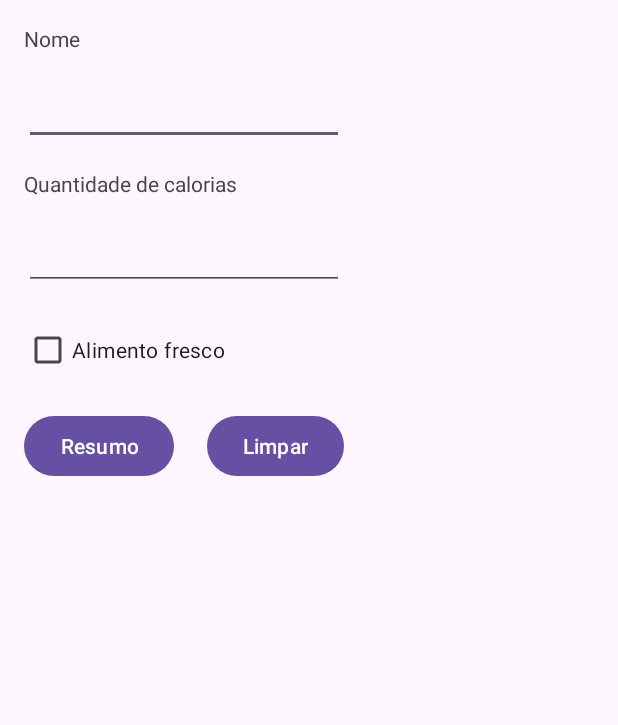
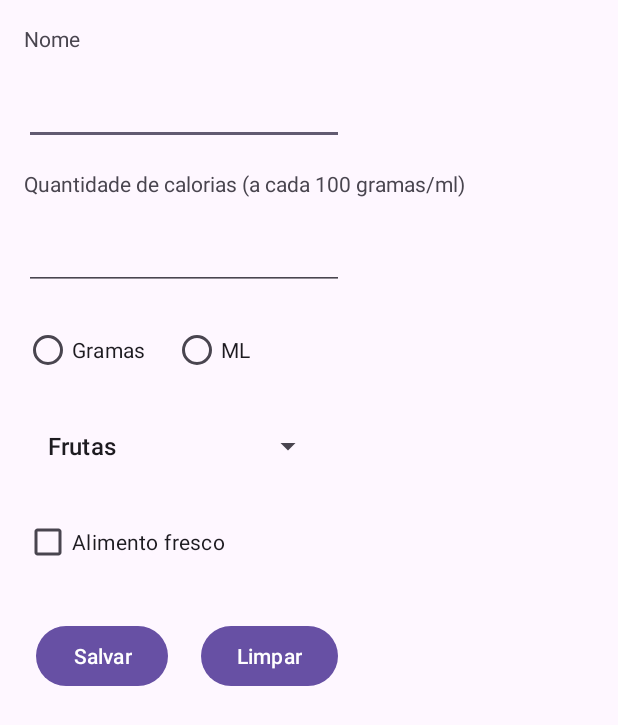
Before and after one commit to izasanches/diario-cal-app, an Android app: the screen it shows after launch (MainActivity), on a phone screen of 412 x 824 dp. Shown: the top 725 px of the screen. Run offline under Robolectric (Android 15) with nearby library versions, the phone set to English and light mode, and no system bars.

Commit message:
feat: add spinner

```diff
--- a/app/src/main/java/com/projeto/diariocal/MainActivity.java
+++ b/app/src/main/java/com/projeto/diariocal/MainActivity.java
@@ -2,16 +2,24 @@ package com.projeto.diariocal;
 
 import android.os.Bundle;
 import android.view.View;
+import android.widget.ArrayAdapter;
 import android.widget.CheckBox;
 import android.widget.EditText;
+import android.widget.RadioGroup;
+import android.widget.Spinner;
 import android.widget.Toast;
 
 import androidx.appcompat.app.AppCompatActivity;
+
+import java.util.ArrayList;
 
 public class MainActivity extends AppCompatActivity {
 
     private EditText editTextNome, editTextQuantidade;
     private CheckBox cbAlimentoFresco;
+
+    private RadioGroup radioGroupUnidadeMedida;
+    private Spinner spinnerCategoria;
 
     @Override
     protected void onCreate(Bundle savedInstanceState) {
@@ -21,12 +29,31 @@ public class MainActivity extends AppCompatActivity {
         editTextNome = findViewById(R.id.editTextNome);
         editTextQuantidade = findViewById(R.id.editTextQuantidade);
         cbAlimentoFresco = findViewById(R.id.checkBoxAliFresco);
+        radioGroupUnidadeMedida = findViewById(R.id.rgUnidadeMedida);
+        spinnerCategoria = findViewById(R.id.spinnerCategoria);
+
+        popularSpinner();
+    }
+
+    private void popularSpinner() {
+        ArrayList<String> lista = new ArrayList<>();
+
+        lista.add("Frutas");
+        lista.add("Legumes");
+        lista.add("Carne");
+        lista.add("Laticínios");
+
+        ArrayAdapter<String> adapter = new ArrayAdapter<>(this,
+                                                            android.R.layout.simple_list_item_1,
+                                                            lista);
+        spinnerCategoria.setAdapter(adapter);
     }
 
     public void limparCampos(View view){
         editTextNome.setText(null);
         editTextQuantidade.setText(null);
         cbAlimentoFresco.setChecked(false);
+        radioGroupUnidadeMedida.clearCheck();
 
         editTextNome.requestFocus();
 
@@ -35,7 +62,7 @@ public class MainActivity extends AppCompatActivity {
                               Toast.LENGTH_SHORT).show();
     }
 
-    public void resumoAlimento(View view){
+    public void salvar(View view){
         String nome = editTextNome.getText().toString();
         String quantidade = editTextQuantidade.getText().toString();
 
@@ -51,6 +78,12 @@ public class MainActivity extends AppCompatActivity {
             return;
         }
 
+        if (radioGroupUnidadeMedida.getCheckedRadioButtonId() == -1) {
+            Toast.makeText(this, R.string.erro_unidade_medida, Toast.LENGTH_SHORT).show();
+            radioGroupUnidadeMedida.requestFocus();
+            return;
+        }
+
         Toast.makeText(this,
                           nome.trim() + " " + quantidade.trim(),
                             Toast.LENGTH_SHORT).show();
--- a/app/src/main/res/layout/activity_main.xml
+++ b/app/src/main/res/layout/activity_main.xml
@@ -37,16 +37,6 @@
         app:layout_constraintTop_toBottomOf="parent"
         tools:layout_editor_absoluteX="145dp" />
 
-    <Button
-        android:id="@+id/button2"
-        android:layout_width="wrap_content"
-        android:layout_height="wrap_content"
-        android:layout_marginTop="16dp"
-        android:onClick="limparCampos"
-        android:text="@string/limpar"
-        app:layout_constraintEnd_toEndOf="@+id/editTextQuantidade"
-        app:layout_constraintTop_toBottomOf="@+id/checkBoxAliFresco" />
-
     <TextView
         android:id="@+id/textView2"
         android:layout_width="wrap_content"
@@ -70,16 +60,6 @@
         app:layout_constraintStart_toStartOf="parent"
         app:layout_constraintTop_toBottomOf="@+id/textView2" />
 
-    <Button
-        android:id="@+id/button3"
-        android:layout_width="wrap_content"
-        android:layout_height="wrap_content"
-        android:layout_marginTop="16dp"
-        android:onClick="resumoAlimento"
-        android:text="Resumo"
-        app:layout_constraintStart_toStartOf="@+id/checkBoxAliFresco"
-        app:layout_constraintTop_toBottomOf="@+id/checkBoxAliFresco" />
-
     <CheckBox
         android:id="@+id/checkBoxAliFresco"
         android:layout_width="wrap_content"
@@ -89,6 +69,65 @@
         android:layout_marginTop="16dp"
         android:text="@string/alimento_fresco"
         app:layout_constraintStart_toStartOf="parent"
-        app:layout_constraintTop_toBottomOf="@+id/editTextQuantidade" />
+        app:layout_constraintTop_toBottomOf="@+id/spinnerCategoria" />
+
+    <Button
+        android:id="@+id/button3"
+        android:layout_width="wrap_content"
+        android:layout_height="wrap_content"
+        android:layout_marginStart="8dp"
+        android:layout_marginLeft="8dp"
+        android:layout_marginTop="28dp"
+        android:onClick="salvar"
+        android:text="@string/salvar"
+        app:layout_constraintStart_toStartOf="@+id/checkBoxAliFresco"
+        app:layout_constraintTop_toBottomOf="@+id/checkBoxAliFresco" />
+
+    <Button
+        android:id="@+id/button2"
+        android:layout_width="wrap_content"
+        android:layout_height="wrap_content"
+        android:layout_marginTop="28dp"
+        android:layout_marginEnd="4dp"
+        android:layout_marginRight="4dp"
+        android:onClick="limparCampos"
+        android:text="@string/limpar"
+        app:layout_constraintEnd_toEndOf="@+id/editTextQuantidade"
+        app:layout_constraintTop_toBottomOf="@+id/checkBoxAliFresco" />
+
+    <RadioGroup
+        android:id="@+id/rgUnidadeMedida"
+        android:layout_width="wrap_content"
+        android:layout_height="wrap_content"
+        android:layout_marginStart="16dp"
+        android:layout_marginLeft="16dp"
+        android:layout_marginTop="16dp"
+        android:orientation="horizontal"
+        app:layout_constraintStart_toStartOf="parent"
+        app:layout_constraintTop_toBottomOf="@+id/editTextQuantidade">
+
+        <RadioButton
+            android:id="@+id/radioButtonGramas"
+            android:layout_width="99dp"
+            android:layout_height="wrap_content"
+            android:text="@string/gramas" />
+
+        <RadioButton
+            android:id="@+id/radioButtonLitros"
+            android:layout_width="90dp"
+            android:layout_height="wrap_content"
+            android:text="@string/ml" />
+
+    </RadioGroup>
+
+    <Spinner
+        android:id="@+id/spinnerCategoria"
+        android:layout_width="200dp"
+        android:layout_height="wrap_content"
+        android:layout_marginStart="16dp"
+        android:layout_marginLeft="16dp"
+        android:layout_marginTop="16dp"
+        app:layout_constraintStart_toStartOf="parent"
+        app:layout_constraintTop_toBottomOf="@+id/rgUnidadeMedida" />
 
 </androidx.constraintlayout.widget.ConstraintLayout>
--- a/app/src/main/res/values/strings.xml
+++ b/app/src/main/res/values/strings.xml
@@ -2,9 +2,13 @@
     <string name="app_name">Diariocal</string>
     <string name="nome">Nome</string>
     <string name="limpar">Limpar</string>
-    <string name="quantidade">Quantidade de calorias</string>
+    <string name="quantidade">Quantidade de calorias (a cada 100 gramas/ml)</string>
     <string name="erro_nome">Nome não pode estar vazio!</string>
     <string name="erro_quantidade">Quantidade não pode estar vazia!</string>
     <string name="campos_limpos">Campos limpos</string>
     <string name="alimento_fresco">Alimento fresco</string>
+    <string name="ml">ML</string>
+    <string name="gramas">Gramas</string>
+    <string name="erro_unidade_medida">É necessário selecionar uma unidade de medida</string>
+    <string name="salvar">Salvar</string>
 </resources>
```
